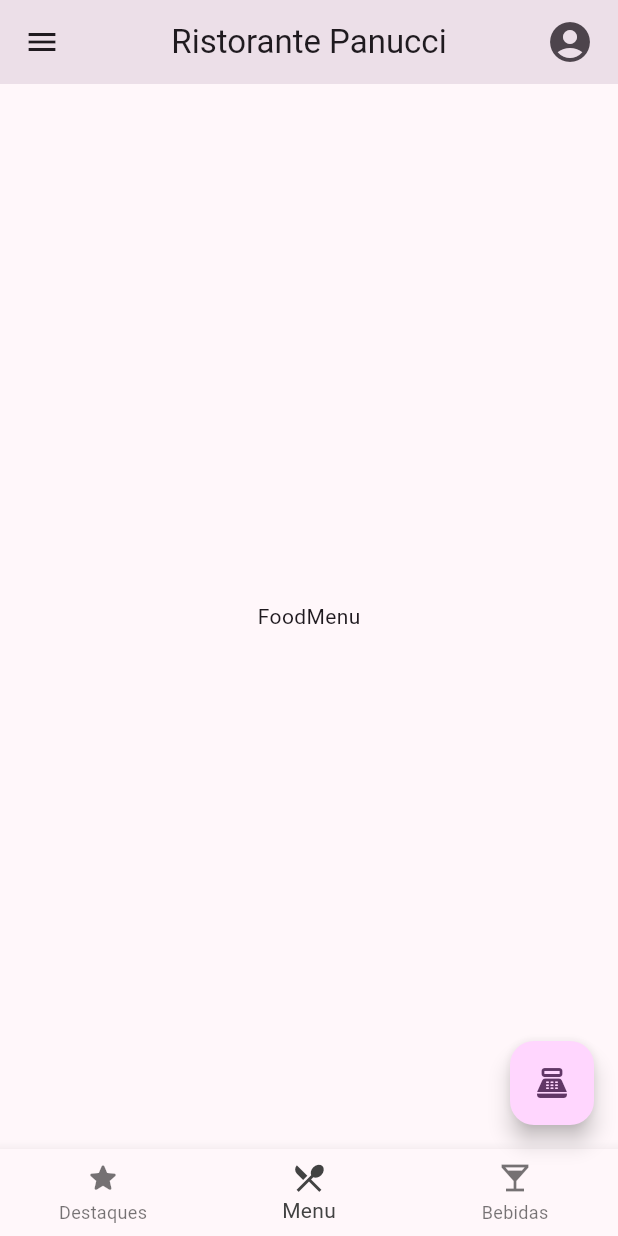
After one commit to otaviohenrique1/ristorante_panucci, a Flutter app: the screen it shows after launch, item 2 of the bottom bar chosen, on a phone screen of 412 x 824 dp. The commit adds this screen. Run offline on Flutter 3.47's test engine with Material 2 defaults, Android fonts, the phone set to English and light mode, and no system bars.

Commit message:
commit 3

```diff
--- /dev/null
+++ b/lib/screens/food_menu.dart
@@ -0,0 +1,12 @@
+import 'package:flutter/material.dart';
+
+class FoodMenu extends StatelessWidget {
+  const FoodMenu({super.key});
+
+  @override
+  Widget build(BuildContext context) {
+    return const Center(
+      child: Text("FoodMenu"),
+    );
+  }
+}
--- a/lib/screens/home.dart
+++ b/lib/screens/home.dart
@@ -1,5 +1,7 @@
 import 'package:flutter/material.dart';
 import 'package:ristorante_panucci/components/main_drawer.dart';
+import 'package:ristorante_panucci/screens/drink_menu.dart';
+import 'package:ristorante_panucci/screens/food_menu.dart';
 import 'package:ristorante_panucci/screens/highlights.dart';
 import 'package:ristorante_panucci/themes/app_colors.dart';
 
@@ -14,6 +16,11 @@ class _HomeState extends State<Home> {
   int _currentPage = 0;
   @override
   Widget build(BuildContext context) {
+    final List<Widget> pages = [
+      const Highlights(),
+      const FoodMenu(),
+      const DrinkMenu(),
+    ];
     return Scaffold(
       appBar: AppBar(
         title: const Text("Ristorante Panucci"),
@@ -61,7 +68,7 @@ class _HomeState extends State<Home> {
           });
         },
       ),
-      body: const Highlights(),
+      body: pages.elementAt(_currentPage),
     );
   }
 }
```
Also changed, not shown: lib/screens/drink_menu.dart (added, +12 -0 lines).
